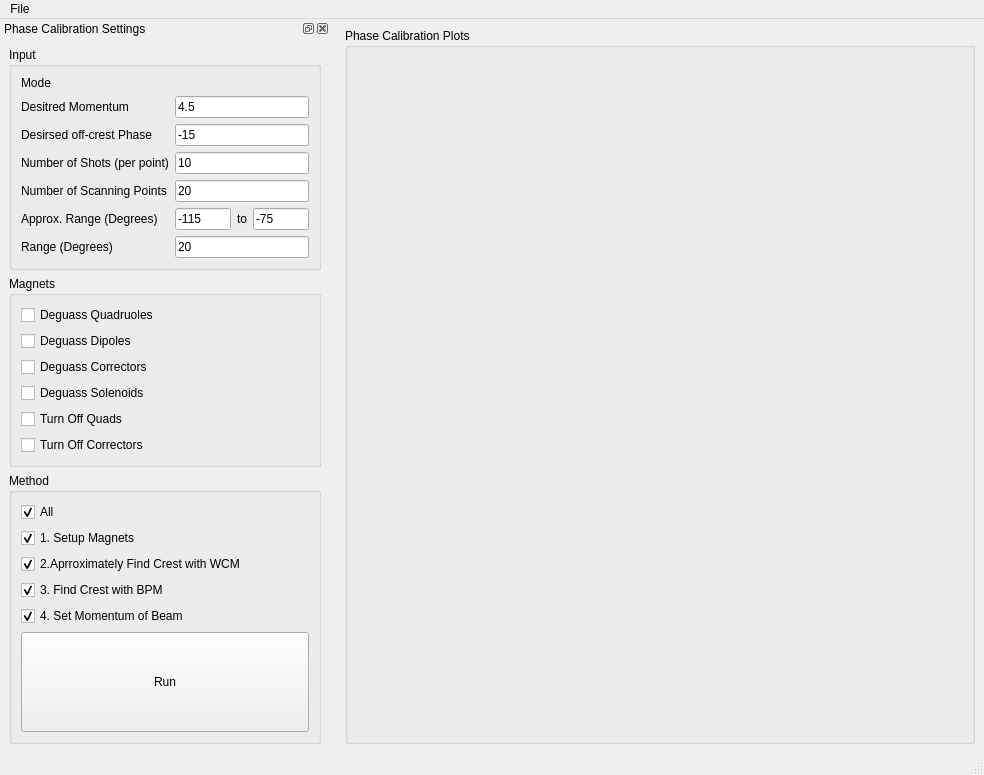
The window that Apps/AutoPhaseCalib/view/view.ui (VELA-CLARA-software/Software) describes before a commit, drawn with Qt 5.
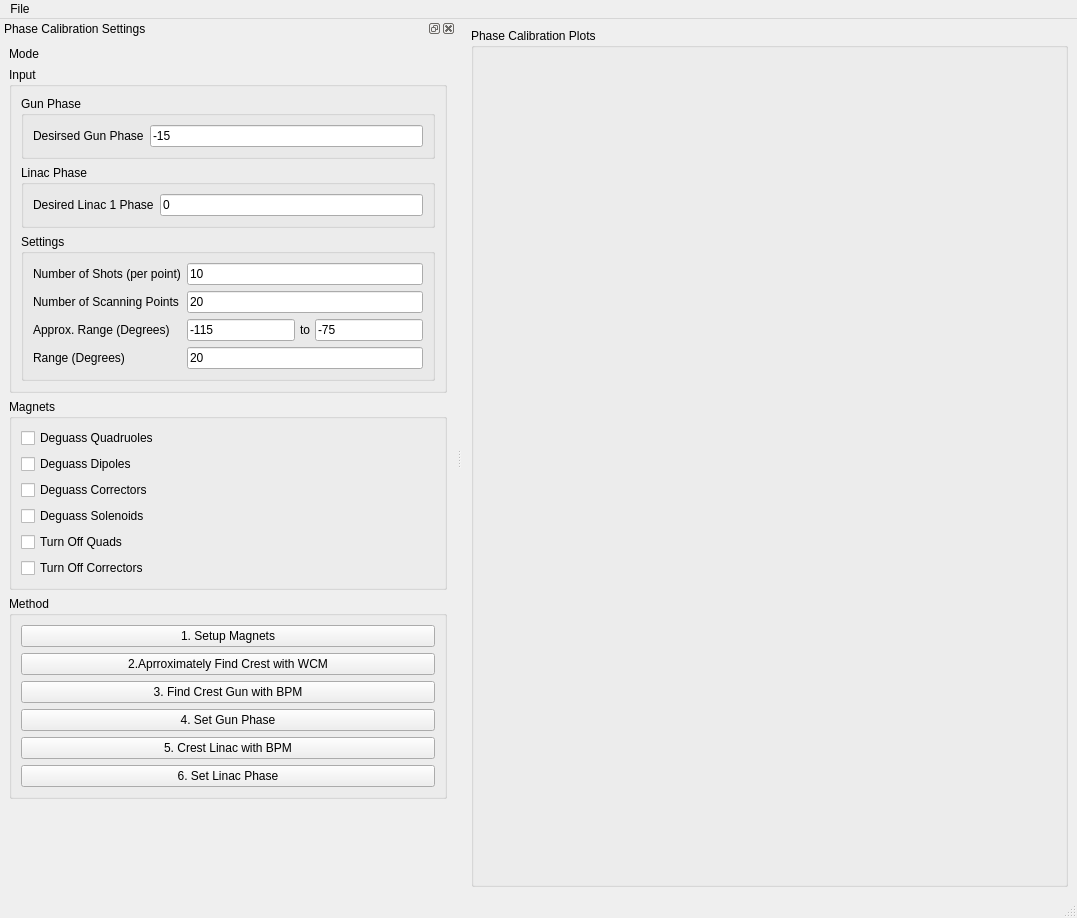
The same window after the commit.

Commit message: Updated to crest linac

Patch:
```diff
--- a/Apps/AutoPhaseCalib/view/view.ui
+++ b/Apps/AutoPhaseCalib/view/view.ui
@@ -6,10 +6,16 @@
    <rect>
     <x>0</x>
     <y>0</y>
-    <width>984</width>
-    <height>751</height>
+    <width>1077</width>
+    <height>918</height>
    </rect>
   </property>
+  <property name="sizePolicy">
+   <sizepolicy hsizetype="Expanding" vsizetype="Preferred">
+    <horstretch>0</horstretch>
+    <verstretch>0</verstretch>
+   </sizepolicy>
+  </property>
   <property name="maximumSize">
    <size>
     <width>16777215</width>
@@ -20,13 +26,23 @@
    <string>Phase Calibration</string>
   </property>
   <widget class="QWidget" name="centralwidget">
-   <layout class="QGridLayout" name="gridLayout">
-    <item row="0" column="0">
+   <layout class="QFormLayout" name="formLayout_3">
+    <item row="0" column="0" colspan="2">
      <widget class="QGroupBox" name="groupBox_plots">
+      <property name="sizePolicy">
+       <sizepolicy hsizetype="Preferred" vsizetype="Expanding">
+        <horstretch>0</horstretch>
+        <verstretch>0</verstretch>
+       </sizepolicy>
+      </property>
       <property name="title">
        <string>Phase Calibration Plots</string>
       </property>
-      <layout class="QVBoxLayout" name="plotLayout"/>
+      <layout class="QVBoxLayout" name="plotLayout">
+       <item>
+        <layout class="QGridLayout" name="gridLayout"/>
+       </item>
+      </layout>
      </widget>
     </item>
    </layout>
@@ -36,8 +52,8 @@
     <rect>
      <x>0</x>
      <y>0</y>
-     <width>984</width>
-     <height>18</height>
+     <width>1077</width>
+     <height>21</height>
     </rect>
    </property>
    <widget class="QMenu" name="menuFile">
@@ -51,7 +67,7 @@
   <widget class="QStatusBar" name="statusbar"/>
   <widget class="QDockWidget" name="dockWidget">
    <property name="sizePolicy">
-    <sizepolicy hsizetype="Minimum" vsizetype="Minimum">
+    <sizepolicy hsizetype="Minimum" vsizetype="Fixed">
      <horstretch>0</horstretch>
      <verstretch>0</verstretch>
     </sizepolicy>
@@ -59,13 +75,7 @@
    <property name="minimumSize">
     <size>
      <width>330</width>
-     <height>697</height>
-    </size>
-   </property>
-   <property name="maximumSize">
-    <size>
-     <width>330</width>
-     <height>524287</height>
+     <height>766</height>
     </size>
    </property>
    <property name="floating">
@@ -78,116 +88,215 @@
     <number>1</number>
    </attribute>
    <widget class="QWidget" name="dockWidgetContents">
+    <property name="sizePolicy">
+     <sizepolicy hsizetype="Preferred" vsizetype="Fixed">
+      <horstretch>0</horstretch>
+      <verstretch>0</verstretch>
+     </sizepolicy>
+    </property>
     <layout class="QVBoxLayout" name="verticalLayout">
+     <item>
+      <widget class="QLabel" name="label_MODE">
+       <property name="sizePolicy">
+        <sizepolicy hsizetype="Preferred" vsizetype="Fixed">
+         <horstretch>0</horstretch>
+         <verstretch>0</verstretch>
+        </sizepolicy>
+       </property>
+       <property name="maximumSize">
+        <size>
+         <width>16777215</width>
+         <height>100</height>
+        </size>
+       </property>
+       <property name="text">
+        <string>Mode</string>
+       </property>
+      </widget>
+     </item>
      <item>
       <widget class="QGroupBox" name="groupBox_input">
+       <property name="sizePolicy">
+        <sizepolicy hsizetype="Preferred" vsizetype="Preferred">
+         <horstretch>0</horstretch>
+         <verstretch>0</verstretch>
+        </sizepolicy>
+       </property>
        <property name="title">
         <string>Input</string>
        </property>
        <layout class="QGridLayout" name="gridLayout_2">
-        <item row="5" column="0">
-         <widget class="QLabel" name="label_5">
-          <property name="text">
-           <string>Number of Scanning Points</string>
+        <item row="5" column="0" colspan="3">
+         <widget class="QGroupBox" name="groupBox_2">
+          <property name="sizePolicy">
+           <sizepolicy hsizetype="Preferred" vsizetype="Fixed">
+            <horstretch>0</horstretch>
+            <verstretch>0</verstretch>
+           </sizepolicy>
           </property>
-         </widget>
-        </item>
-        <item row="4" column="0">
-         <widget class="QLabel" name="label_3">
-          <property name="text">
-           <string>Number of Shots (per point)</string>
+          <property name="title">
+           <string>Settings</string>
           </property>
+          <layout class="QFormLayout" name="formLayout_2">
+           <property name="fieldGrowthPolicy">
+            <enum>QFormLayout::AllNonFixedFieldsGrow</enum>
+           </property>
+           <item row="0" column="0">
+            <widget class="QLabel" name="label_3">
+             <property name="text">
+              <string>Number of Shots (per point)</string>
+             </property>
+            </widget>
+           </item>
+           <item row="0" column="1">
+            <widget class="QLineEdit" name="nShotsSet">
+             <property name="text">
+              <string>10</string>
+             </property>
+            </widget>
+           </item>
+           <item row="1" column="0">
+            <widget class="QLabel" name="label_5">
+             <property name="text">
+              <string>Number of Scanning Points</string>
+             </property>
+            </widget>
+           </item>
+           <item row="1" column="1">
+            <widget class="QLineEdit" name="nScanningSet">
+             <property name="text">
+              <string>20</string>
+             </property>
+            </widget>
+           </item>
+           <item row="2" column="0">
+            <widget class="QLabel" name="label_7">
+             <property name="text">
+              <string>Approx. Range (Degrees)</string>
+             </property>
+            </widget>
+           </item>
+           <item row="2" column="1">
+            <widget class="QWidget" name="widget" native="true">
+             <layout class="QHBoxLayout" name="horizontalLayout">
+              <property name="spacing">
+               <number>5</number>
+              </property>
+              <property name="leftMargin">
+               <number>0</number>
+              </property>
+              <property name="topMargin">
+               <number>0</number>
+              </property>
+              <property name="rightMargin">
+               <number>0</number>
+              </property>
+              <property name="bottomMargin">
+               <number>0</number>
+              </property>
+              <item>
+               <widget class="QLineEdit" name="startRangeSet">
+                <property name="text">
+                 <string>-115</string>
+                </property>
+               </widget>
+              </item>
+              <item>
+               <widget class="QLabel" name="label_8">
+                <property name="text">
+                 <string>to</string>
+                </property>
+               </widget>
+              </item>
+              <item>
+               <widget class="QLineEdit" name="endRangeSet">
+                <property name="text">
+                 <string>-75</string>
+                </property>
+               </widget>
+              </item>
+             </layout>
+            </widget>
+           </item>
+           <item row="3" column="0">
+            <widget class="QLabel" name="label_4">
+             <property name="text">
+              <string>Range (Degrees)</string>
+             </property>
+            </widget>
+           </item>
+           <item row="3" column="1">
+            <widget class="QLineEdit" name="rangeSet">
+             <property name="text">
+              <string>20</string>
+             </property>
+            </widget>
+           </item>
+          </layout>
          </widget>
         </item>
-        <item row="1" column="1" colspan="3">
-         <widget class="QLineEdit" name="lineEdit_2">
-          <property name="text">
-           <string>4.5</string>
+        <item row="4" column="0" colspan="3">
+         <widget class="QGroupBox" name="groupBox_3">
+          <property name="sizePolicy">
+           <sizepolicy hsizetype="Preferred" vsizetype="Fixed">
+            <horstretch>0</horstretch>
+            <verstretch>0</verstretch>
+           </sizepolicy>
           </property>
-         </widget>
-        </item>
-        <item row="1" column="0">
-         <widget class="QLabel" name="label">
-          <property name="text">
-           <string>Desitred Momentum</string>
+          <property name="title">
+           <string>Linac Phase</string>
           </property>
+          <layout class="QFormLayout" name="formLayout_4">
+           <item row="0" column="0">
+            <widget class="QLabel" name="label">
+             <property name="text">
+              <string>Desired Linac 1 Phase</string>
+             </property>
+            </widget>
+           </item>
+           <item row="0" column="1">
+            <widget class="QLineEdit" name="linac1PhaseSet">
+             <property name="text">
+              <string>0</string>
+             </property>
+            </widget>
+           </item>
+          </layout>
          </widget>
         </item>
-        <item row="2" column="0">
-         <widget class="QLabel" name="label_2">
-          <property name="text">
-           <string>Desirsed off-crest Phase</string>
+        <item row="3" column="0" colspan="3">
+         <widget class="QGroupBox" name="groupBox">
+          <property name="sizePolicy">
+           <sizepolicy hsizetype="Preferred" vsizetype="Fixed">
+            <horstretch>0</horstretch>
+            <verstretch>0</verstretch>
+           </sizepolicy>
           </property>
-         </widget>
-        </item>
-        <item row="4" column="1" colspan="3">
-         <widget class="QLineEdit" name="lineEdit_3">
-          <property name="text">
-           <string>10</string>
+          <property name="minimumSize">
+           <size>
+            <width>0</width>
+            <height>0</height>
+           </size>
           </property>
-         </widget>
-        </item>
-        <item row="8" column="0">
-         <widget class="QLabel" name="label_4">
-          <property name="text">
-           <string>Range (Degrees)</string>
+          <property name="title">
+           <string>Gun Phase</string>
           </property>
-         </widget>
-        </item>
-        <item row="8" column="1" colspan="3">
-         <widget class="QLineEdit" name="lineEdit_4">
-          <property name="text">
-           <string>20</string>
-          </property>
-         </widget>
-        </item>
-        <item row="5" column="1" colspan="3">
-         <widget class="QLineEdit" name="lineEdit_5">
-          <property name="text">
-           <string>20</string>
-          </property>
-         </widget>
-        </item>
-        <item row="7" column="0">
-         <widget class="QLabel" name="label_7">
-          <property name="text">
-           <string>Approx. Range (Degrees)</string>
-          </property>
-         </widget>
-        </item>
-        <item row="7" column="1">
-         <widget class="QLineEdit" name="lineEdit_6">
-          <property name="text">
-           <string>-115</string>
-          </property>
-         </widget>
-        </item>
-        <item row="2" column="1" colspan="3">
-         <widget class="QLineEdit" name="lineEdit">
-          <property name="text">
-           <string>-15</string>
-          </property>
-         </widget>
-        </item>
-        <item row="7" column="3">
-         <widget class="QLineEdit" name="lineEdit_7">
-          <property name="text">
-           <string>-75</string>
-          </property>
-         </widget>
-        </item>
-        <item row="7" column="2">
-         <widget class="QLabel" name="label_8">
-          <property name="text">
-           <string>to</string>
-          </property>
-         </widget>
-        </item>
-        <item row="0" column="0" colspan="4">
-         <widget class="QLabel" name="label_MODE">
-          <property name="text">
-           <string>Mode</string>
-          </property>
+          <layout class="QFormLayout" name="formLayout">
+           <item row="1" column="0">
+            <widget class="QLabel" name="label_2">
+             <property name="text">
+              <string>Desirsed Gun Phase</string>
+             </property>
+            </widget>
+           </item>
+           <item row="1" column="1">
+            <widget class="QLineEdit" name="gunPhaseSet">
+             <property name="text">
+              <string>-15</string>
+             </property>
+            </widget>
+           </item>
+          </layout>
          </widget>
         </item>
        </layout>
@@ -195,6 +304,12 @@
      </item>
      <item>
       <widget class="QGroupBox" name="groupBox_magnets">
+       <property name="sizePolicy">
+        <sizepolicy hsizetype="Preferred" vsizetype="Preferred">
+         <horstretch>0</horstretch>
+         <verstretch>0</verstretch>
+        </sizepolicy>
+       </property>
        <property name="title">
         <string>Magnets</string>
        </property>
@@ -246,70 +361,67 @@
      </item>
      <item>
       <widget class="QGroupBox" name="groupBox_method">
+       <property name="sizePolicy">
+        <sizepolicy hsizetype="Preferred" vsizetype="Fixed">
+         <horstretch>0</horstretch>
+         <verstretch>0</verstretch>
+        </sizepolicy>
+       </property>
        <property name="title">
         <string>Method</string>
        </property>
        <layout class="QVBoxLayout" name="verticalLayout_4">
         <item>
-         <widget class="QCheckBox" name="checkBox_all">
-          <property name="text">
-           <string>All</string>
-          </property>
-          <property name="checked">
-           <bool>true</bool>
-          </property>
-         </widget>
-        </item>
-        <item>
-         <widget class="QCheckBox" name="checkBox_1">
+         <widget class="QPushButton" name="setupMagnetsButton">
           <property name="text">
            <string>1. Setup Magnets</string>
           </property>
           <property name="checked">
-           <bool>true</bool>
+           <bool>false</bool>
           </property>
          </widget>
         </item>
         <item>
-         <widget class="QCheckBox" name="checkBox_2">
+         <widget class="QPushButton" name="crestGunWCMButton">
           <property name="text">
            <string>2.Aprroximately Find Crest with WCM</string>
           </property>
           <property name="checked">
-           <bool>true</bool>
+           <bool>false</bool>
           </property>
          </widget>
         </item>
         <item>
-         <widget class="QCheckBox" name="checkBox_3">
+         <widget class="QPushButton" name="crestGunBPM">
           <property name="text">
-           <string>3. Find Crest with BPM</string>
+           <string>3. Find Crest Gun with BPM</string>
           </property>
           <property name="checked">
-           <bool>true</bool>
+           <bool>false</bool>
           </property>
          </widget>
         </item>
         <item>
-         <widget class="QCheckBox" name="checkBox_4">
+         <widget class="QPushButton" name="setGunPhaseButton">
           <property name="text">
-           <string>4. Set Momentum of Beam</string>
+           <string>4. Set Gun Phase</string>
           </property>
           <property name="checked">
-           <bool>true</bool>
+           <bool>false</bool>
           </property>
          </widget>
         </item>
         <item>
-         <widget class="QPushButton" name="pushButton_run">
-          <property name="minimumSize">
-           <size>
-            <width>0</width>
-            <height>100</height>
-           </size>
+         <widget class="QPushButton" name="crestLinacButton">
+          <property name="text">
+           <string>5. Crest Linac with BPM</string>
           </property>
+         </widget>
+        </item>
+        <item>
+         <widget class="QPushButton" name="setLinacPhaseButton">
           <property name="text">
-           <string>Run</string>
+           <string>6. Set Linac Phase</string>
           </property>
          </widget>
         </item>
```
Left out of the diff: 10 changed lines with no effect on the pictures. The commit also changes 9 other files.
